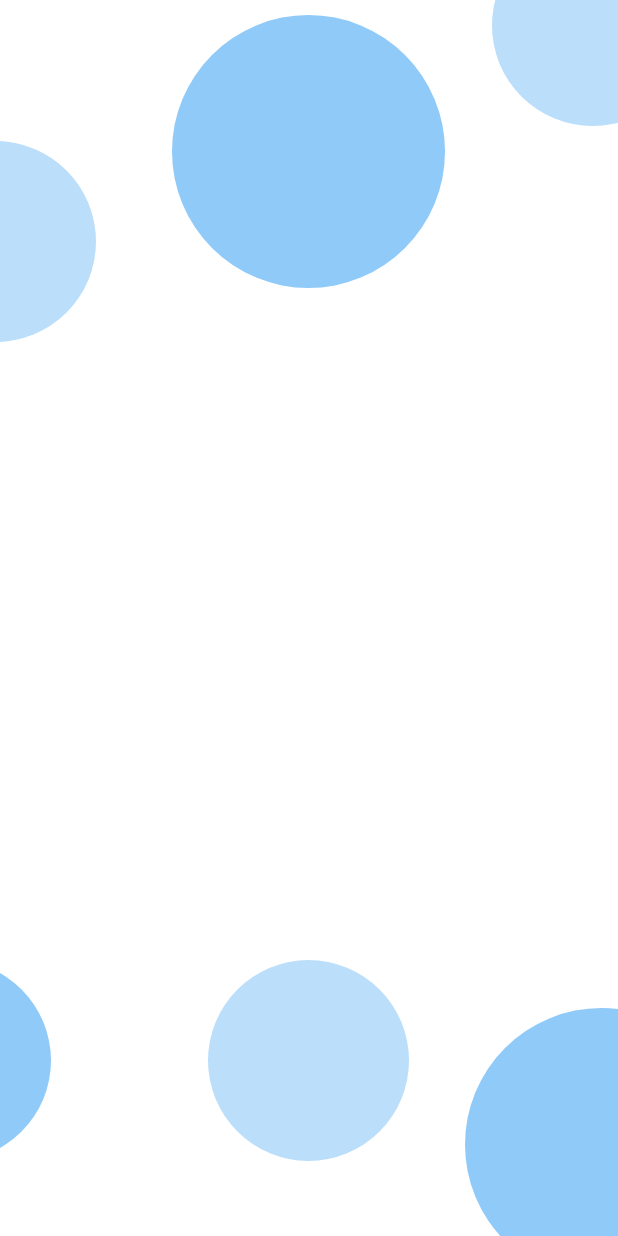
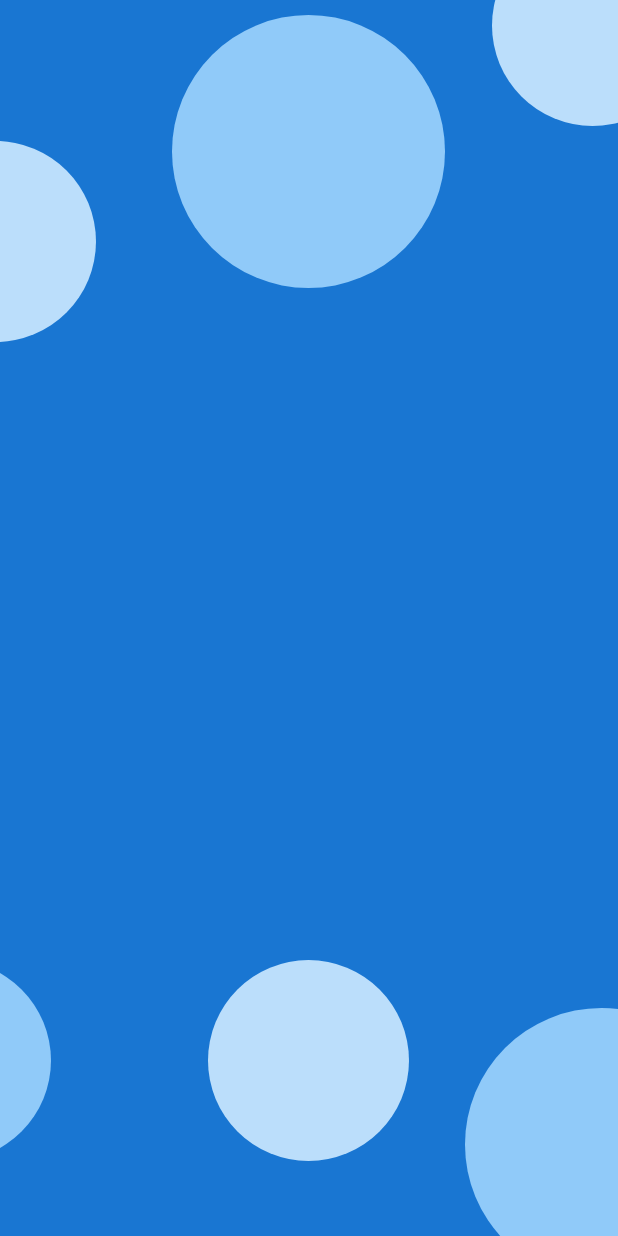
Before and after one commit to enoch-enchill/ClearSkies, an Android app: the layout bg_dotted.xml on its own in the app's theme, with its tools: preview values and no code run, on a phone screen of 412 x 824 dp. Run offline under Robolectric (Android 15) with nearby library versions, the phone set to English and light mode, and no system bars.

Commit message:
Adjusted UI colors

```diff
--- a/app/src/main/res/drawable/bg_rounded_btn.xml
+++ b/app/src/main/res/drawable/bg_rounded_btn.xml
@@ -5,7 +5,7 @@
         android:radius="50dp" />
     <gradient
         android:angle="270"
-        android:startColor="@color/blue_900"
-        android:endColor="@color/blue_700"
+        android:startColor="@color/indigo_900"
+        android:endColor="@color/indigo_600"
         android:type="linear" />
 </shape>
--- a/app/src/main/res/layout/activity_main.xml
+++ b/app/src/main/res/layout/activity_main.xml
@@ -66,7 +66,7 @@
                     android:layout_width="match_parent"
                     android:layout_height="wrap_content"
                     android:layout_below="@+id/searchBox"
-                    android:textColor="@color/black"
+                    android:textColor="@color/grey_800"
                     android:textSize="22sp"
                     android:text="@string/accra_ghana"
                     android:gravity="center"/>
@@ -90,7 +90,7 @@
                     android:layout_below="@id/container_forecast"
                     android:layout_marginStart="16dp"
                     android:text="@string/next_7_days"
-                    android:textColor="@color/black"
+                    android:textColor="@color/white"
                     android:textSize="16sp" />
 
                 <androidx.recyclerview.widget.RecyclerView
--- a/app/src/main/res/layout/bg_dotted.xml
+++ b/app/src/main/res/layout/bg_dotted.xml
@@ -2,7 +2,8 @@
 <RelativeLayout
     xmlns:android="http://schemas.android.com/apk/res/android"
     android:layout_width="match_parent"
-    android:layout_height="match_parent">
+    android:layout_height="match_parent"
+    android:background="@color/blue_700m">
 
     <ImageView
         android:id="@+id/circle_top_right"
--- a/app/src/main/res/values-night/themes.xml
+++ b/app/src/main/res/values-night/themes.xml
@@ -3,7 +3,7 @@
     <style name="Theme.ClearSkies" parent="Theme.MaterialComponents.DayNight.DarkActionBar">
         <!-- Primary brand color. -->
         <item name="colorPrimary">@color/orange_400</item>
-        <item name="colorPrimaryVariant">@color/blue_900</item>
+        <item name="colorPrimaryVariant">@color/indigo_900</item>
         <item name="colorOnPrimary">@color/black</item>
         <!-- Secondary brand color. -->
         <item name="colorSecondary">@color/teal_200</item>
--- a/app/src/main/res/values/colors.xml
+++ b/app/src/main/res/values/colors.xml
@@ -1,9 +1,9 @@
 <?xml version="1.0" encoding="utf-8"?>
 <resources>
     <color name="orange_400">#FFFFA726</color>
-    <color name="blue_700">#FF1976D2</color>
-    <color name="blue_800">#FF1565C0</color>
-    <color name="blue_900">#FF0D47A1</color>
+    <color name="indigo_600">#FF3949AB</color>
+    <color name="blue_800">#FF000000</color>
+    <color name="indigo_900">#1A237E</color>
 
     <color name="teal_200">#FF03DAC5</color>
     <color name="teal_700">#FF018786</color>
@@ -12,8 +12,10 @@
 
     <color name="black">#FF000000</color>
     <color name="white">#FFFFFFFF</color>
+
     <color name="blue_100">#FFBBDEFB</color>
     <color name="blue_200">#FF90CAF9</color>
+    <color name="blue_700m">#FF1976D2</color>
 
     <color name="grey_300">#FFE0E0E0</color>
 </resources>
--- a/app/src/main/res/values/themes.xml
+++ b/app/src/main/res/values/themes.xml
@@ -2,8 +2,8 @@
     <!-- Base application theme. -->
     <style name="Theme.ClearSkies" parent="Theme.MaterialComponents.DayNight.DarkActionBar">
         <!-- Primary brand color. -->
-        <item name="colorPrimary">@color/blue_700</item>
-        <item name="colorPrimaryVariant">@color/blue_900</item>
+        <item name="colorPrimary">@color/indigo_600</item>
+        <item name="colorPrimaryVariant">@color/indigo_900</item>
         <item name="colorOnPrimary">@color/white</item>
         <!-- Secondary brand color. -->
         <item name="colorSecondary">@color/teal_200</item>
```
